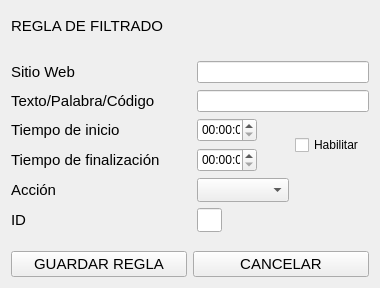
Before: the Qt Designer form agregarreglaweb.ui in ljnazar/Cyriax, drawn with Qt 5.
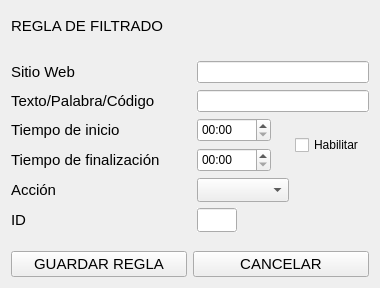
After: the same form once the commit is applied.

```diff
--- a/agregarreglaweb.ui
+++ b/agregarreglaweb.ui
@@ -62,16 +62,22 @@
       <widget class="QTimeEdit" name="timeEdit">
        <property name="minimumSize">
         <size>
-         <width>60</width>
+         <width>74</width>
          <height>24</height>
         </size>
        </property>
        <property name="maximumSize">
         <size>
-         <width>60</width>
+         <width>74</width>
          <height>24</height>
         </size>
        </property>
+       <property name="autoFillBackground">
+        <bool>true</bool>
+       </property>
+       <property name="displayFormat">
+        <string>hh:mm</string>
+       </property>
       </widget>
      </item>
      <item row="0" column="0">
@@ -113,6 +119,9 @@
          <height>24</height>
         </size>
        </property>
+       <property name="autoFillBackground">
+        <bool>true</bool>
+       </property>
       </widget>
      </item>
      <item row="1" column="0">
@@ -132,16 +141,22 @@
       <widget class="QTimeEdit" name="timeEdit_2">
        <property name="minimumSize">
         <size>
-         <width>60</width>
+         <width>74</width>
          <height>24</height>
         </size>
        </property>
        <property name="maximumSize">
         <size>
-         <width>60</width>
+         <width>74</width>
          <height>24</height>
         </size>
        </property>
+       <property name="autoFillBackground">
+        <bool>true</bool>
+       </property>
+       <property name="displayFormat">
+        <string>hh:mm</string>
+       </property>
       </widget>
      </item>
      <item row="2" column="0">
@@ -200,16 +215,19 @@
       <widget class="QLineEdit" name="lineEdit_3">
        <property name="minimumSize">
         <size>
-         <width>25</width>
+         <width>40</width>
          <height>24</height>
         </size>
        </property>
        <property name="maximumSize">
         <size>
-         <width>25</width>
+         <width>40</width>
          <height>24</height>
         </size>
        </property>
+       <property name="autoFillBackground">
+        <bool>true</bool>
+       </property>
       </widget>
      </item>
      <item row="2" column="2" rowspan="2">
@@ -221,13 +239,20 @@
      </item>
      <item row="0" column="1" colspan="2">
       <widget class="QLineEdit" name="lineEdit">
+       <property name="autoFillBackground">
+        <bool>true</bool>
+       </property>
        <property name="text">
         <string/>
        </property>
       </widget>
      </item>
      <item row="1" column="1" colspan="2">
-      <widget class="QLineEdit" name="lineEdit_2"/>
+      <widget class="QLineEdit" name="lineEdit_2">
+       <property name="autoFillBackground">
+        <bool>true</bool>
+       </property>
+      </widget>
      </item>
     </layout>
    </item>
```
